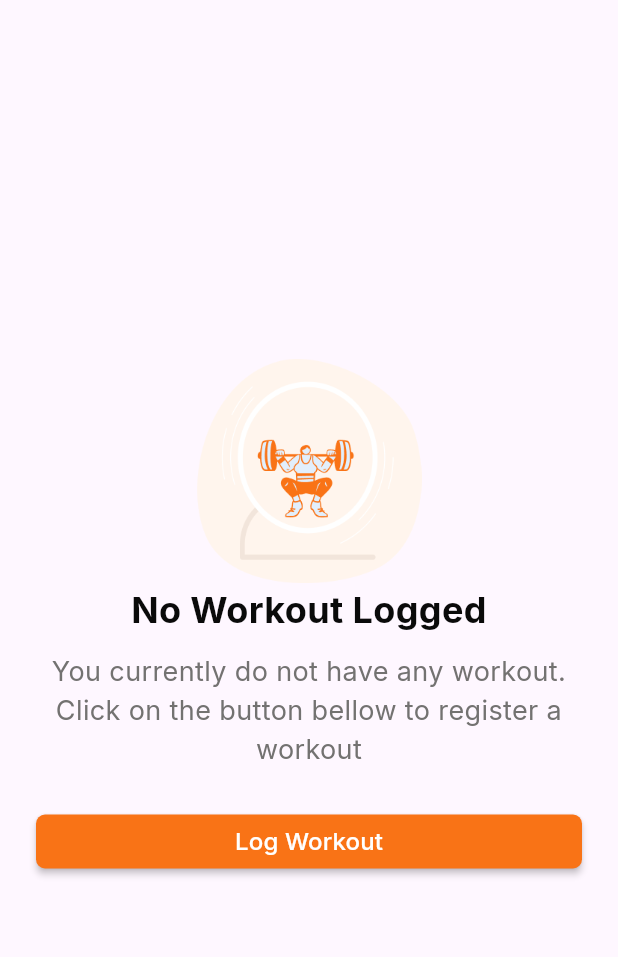
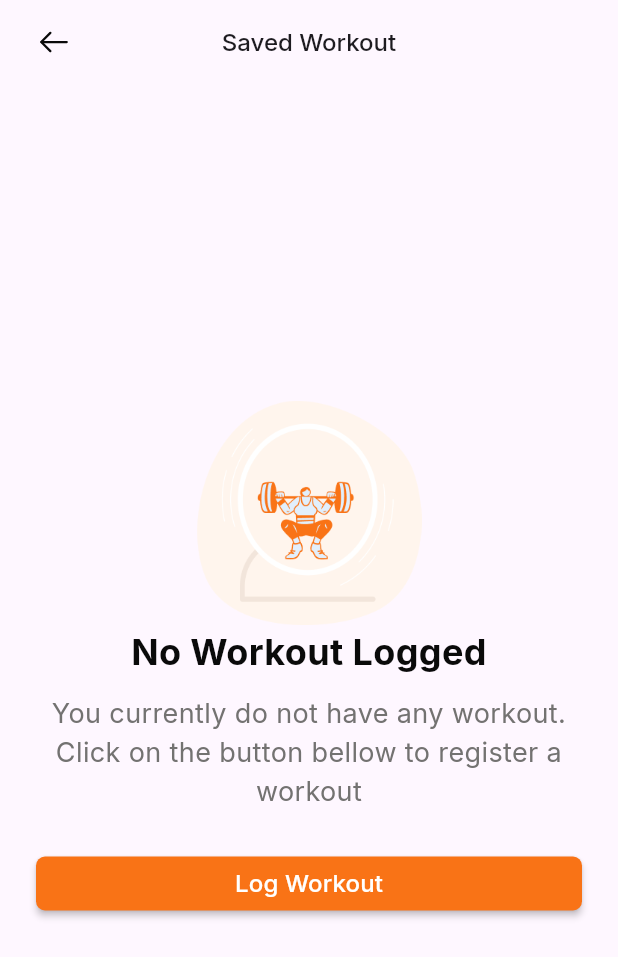
Before and after one commit to Dehbbyk/gym_tracker, a Flutter app: the AllWorkoutView screen opened by its route, on a phone screen of 412 x 824 dp. Shown: the top 957 px of the screen. Run offline on Flutter 3.47's test engine with Material 3 defaults, Android fonts, the light colour scheme and no system bars; our stand-ins replace flutter_svg, google_fonts, image_picker, logger, smooth_page_indicator, stacked and 2 more; missing offline and left inert: flutter_carousel_slider, nfc_manager.

```diff
--- a/lib/ui/views/all_workout/all_workout_view.dart
+++ b/lib/ui/views/all_workout/all_workout_view.dart
@@ -1,4 +1,5 @@
 import 'package:flutter/material.dart';
+import 'package:flutter_svg/svg.dart';
 import 'package:gym_tracker/ui/common/app_colors.dart';
 import 'package:gym_tracker/ui/widgets/custom_button.dart';
 import 'package:stacked/stacked.dart';
@@ -16,6 +17,29 @@ class AllWorkoutView extends StackedView<AllWorkoutViewModel> {
     Widget? child,
   ) {
     return Scaffold(
+        appBar: AppBar(
+          surfaceTintColor: Theme.of(context).colorScheme.background,
+          leading: Padding(
+            padding: const EdgeInsets.only(left: 24),
+            child: GestureDetector(
+              onTap: () => viewModel.goBack(),
+              child: Row(
+                children: [
+                  SvgPicture.asset(
+                    "assets/icons/arrow_left.svg",
+                    width: 24,
+                    height: 24,
+                  ),
+                ],
+              ),
+            ),
+          ),
+          centerTitle: true,
+          title: const Text(
+            "Saved Workout",
+            style: TextStyle(fontSize: 16, fontWeight: FontWeight.w500),
+          ),
+        ),
         backgroundColor: Theme.of(context).colorScheme.background,
         body: Center(
           child: Padding(
@@ -62,6 +86,7 @@ class AllWorkoutView extends StackedView<AllWorkoutViewModel> {
                     itemBuilder: (BuildContext context, int index) {
                       return WorkoutCard(
                         logWorkOutModel: viewModel.workOutLogs[index],
+                        onView: () => viewModel.equipmentDetailsNavigation(),
                       );
                     }),
           ),
--- a/lib/ui/views/all_workout/all_workout_viewmodel.dart
+++ b/lib/ui/views/all_workout/all_workout_viewmodel.dart
@@ -15,6 +15,11 @@ class AllWorkoutViewModel extends ReactiveViewModel {
     _navigationService.navigateTo(Routes.logWorkoutView);
   }
 
+  void equipmentDetailsNavigation() =>
+      _navigationService.navigateToEquipmentDetailView();
+
+  void goBack() => _navigationService.back();
+
   @override
   // TODO: implement listenableServices
   List<ListenableServiceMixin> get listenableServices => [_logWorkOutService];
```
Also changed, not shown: lib/ui/views/log_workout/log_workout_view.dart (+4 -6 lines), lib/ui/views/logged_workout/logged_workout_view.dart (+12 -11 lines), lib/ui/widgets/workout_card.dart (+41 -9 lines).
